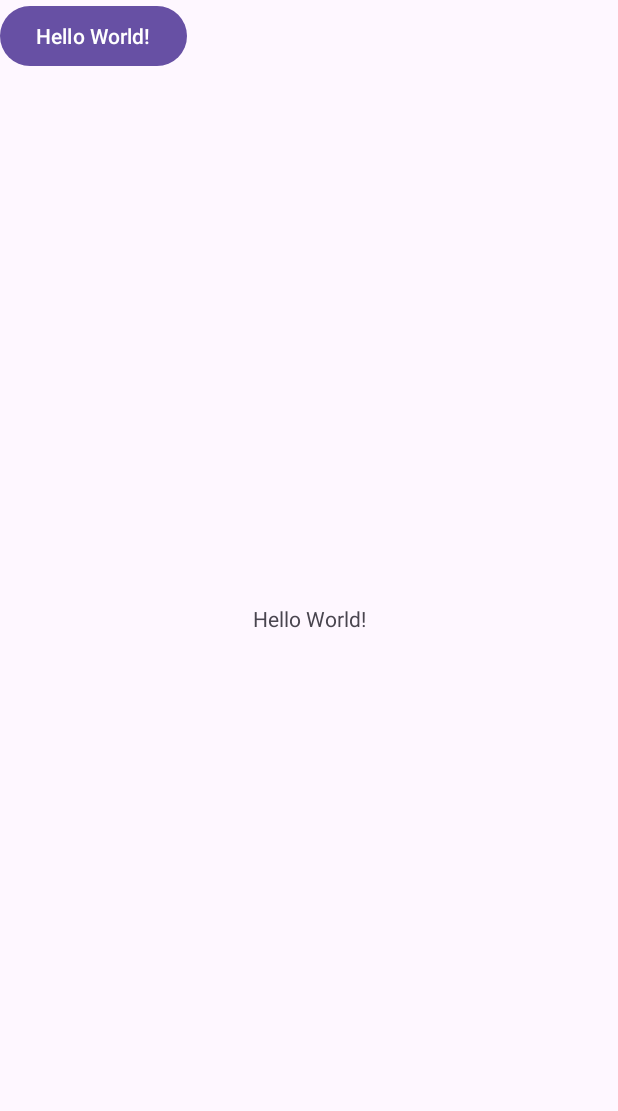
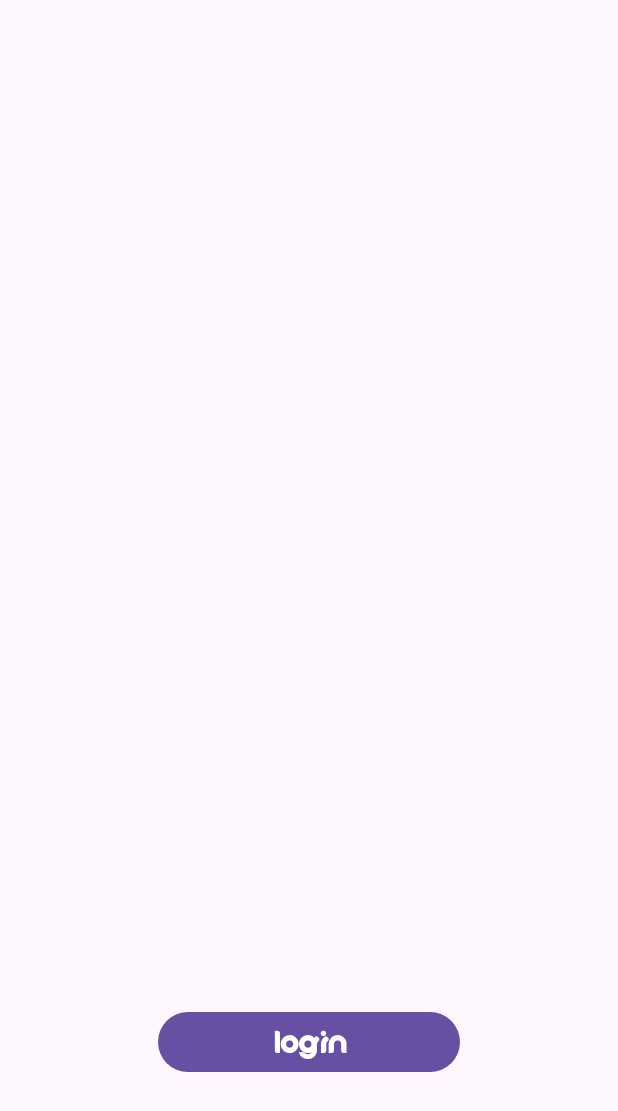
Before and after one commit to Marcinho2107/HydrationTracker, an Android app: the screen it shows after launch (MainActivity), on a phone screen of 412 x 824 dp. Shown: the top 1111 px of the screen. Run offline under Robolectric (Android 15) with nearby library versions, the light colour scheme and no system bars.

Commit message:
New LogIN Button und MainScren Nik

```diff
--- a/app/build.gradle.kts
+++ b/app/build.gradle.kts
@@ -33,6 +33,7 @@ dependencies {
     implementation("androidx.appcompat:appcompat:1.6.1")
     implementation("com.google.android.material:material:1.11.0")
     implementation("androidx.constraintlayout:constraintlayout:2.1.4")
+    implementation("androidx.activity:activity:1.9.0")
     testImplementation("junit:junit:4.13.2")
     androidTestImplementation("androidx.test.ext:junit:1.1.5")
     androidTestImplementation("androidx.test.espresso:espresso-core:3.5.1")
--- a/app/src/main/AndroidManifest.xml
+++ b/app/src/main/AndroidManifest.xml
@@ -13,6 +13,9 @@
         android:theme="@style/Theme.HydrationTracker_GIT"
         tools:targetApi="31">
         <activity
+            android:name=".MainScreen"
+            android:exported="false" />
+        <activity
             android:name=".MainActivity"
             android:exported="true">
             <intent-filter>
--- a/app/src/main/java/com/example/hydrationtracker_git/MainActivity.java
+++ b/app/src/main/java/com/example/hydrationtracker_git/MainActivity.java
@@ -1,20 +1,23 @@
 package com.example.hydrationtracker_git;
 
+
+import android.content.Intent;
+import android.os.Bundle;
+import android.widget.Button;
 import androidx.appcompat.app.AppCompatActivity;
-import android.os.Bundle;
+
 
 public class MainActivity extends AppCompatActivity {
-
+    Button logInButton;
     @Override
     protected void onCreate(Bundle savedInstanceState) {
         super.onCreate(savedInstanceState);
         setContentView(R.layout.activity_main);
+
+        logInButton=findViewById(R.id.Button);
+        logInButton.setOnClickListener(v -> {
+            Intent intent = new Intent(MainActivity.this,MainScreen.class);
+            startActivity(intent);
+        });
     }
-
-    public static void TUTNIX2222 (int Number){
-
-        //test methode
-    }
-
-
 }
--- a/app/src/main/res/font/test.xml
+++ /dev/null
@@ -1,4 +0,0 @@
-<?xml version="1.0" encoding="utf-8"?>
-<font-family xmlns:android="http://schemas.android.com/apk/res/android">
-
-</font-family>
--- a/app/src/main/res/layout/activity_main.xml
+++ b/app/src/main/res/layout/activity_main.xml
@@ -1,26 +1,28 @@
 <?xml version="1.0" encoding="utf-8"?>
-<androidx.constraintlayout.widget.ConstraintLayout xmlns:android="http://schemas.android.com/apk/res/android"
-    xmlns:app="http://schemas.android.com/apk/res-auto"
+<RelativeLayout xmlns:android="http://schemas.android.com/apk/res/android"
     xmlns:tools="http://schemas.android.com/tools"
+    android:id="@+id/main"
     android:layout_width="match_parent"
     android:layout_height="match_parent"
+    android:gravity="center|bottom"
     tools:context=".MainActivity">
 
-    <TextView
-        android:layout_width="wrap_content"
+    <LinearLayout
+        android:layout_width="fill_parent"
         android:layout_height="wrap_content"
-        android:text="Hello World!"
-        app:layout_constraintBottom_toBottomOf="parent"
-        app:layout_constraintEnd_toEndOf="parent"
-        app:layout_constraintStart_toStartOf="parent"
-        app:layout_constraintTop_toTopOf="parent" />
-    <Button
-        android:layout_width="wrap_content"
-        android:layout_height="wrap_content"
-        android:text="Hello World!"/>
+        android:orientation="vertical"
+        android:padding="105dp"
+        tools:ignore="UselessParent">
 
-
-    blödsinn
-
-
-</androidx.constraintlayout.widget.ConstraintLayout>
+        <Button
+            android:id="@+id/Button"
+            android:layout_width="match_parent"
+            android:layout_height="match_parent"
+            android:fontFamily="@font/oblong"
+            android:text="login"
+            android:textColor="@color/colorWhite"
+            android:textSize="20sp"
+            android:textStyle="bold"
+            tools:ignore="HardcodedText" />
+    </LinearLayout>
+</RelativeLayout>
```
Also changed, not shown: app/src/main/java/com/example/hydrationtracker_git/MainScreen.java (added, +24 -0 lines), app/src/main/res/layout/activity_main_screen.xml (added, +10 -0 lines), app/src/main/res/values/colors.xml (+41 -2 lines).
